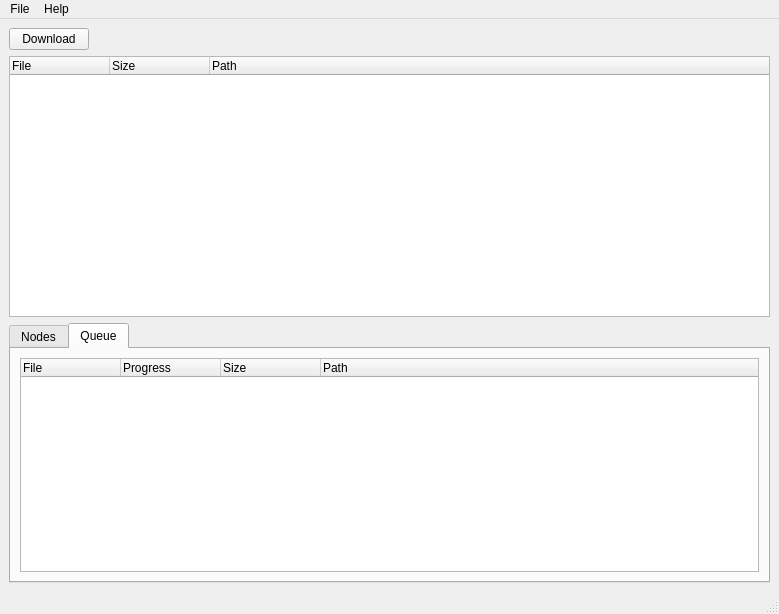
Old version of the form ui/main_alt.ui in the repository j0z/Crescendo.
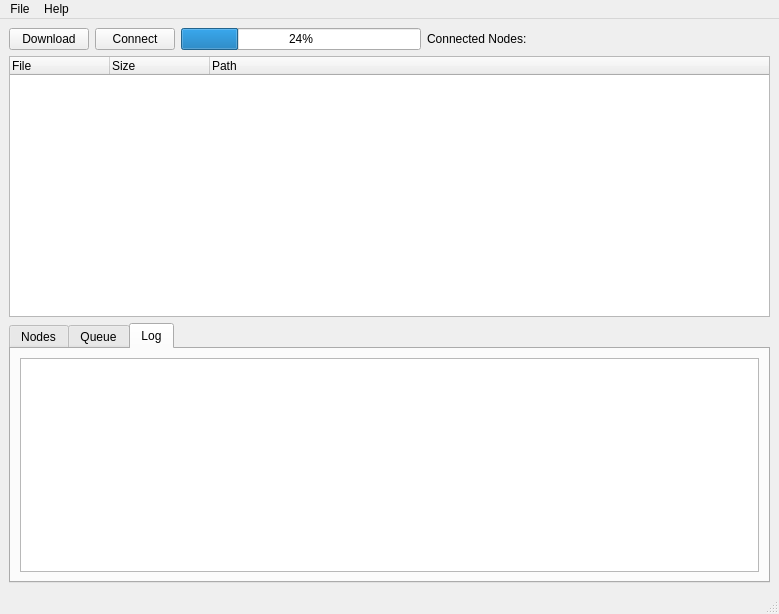
New version of the form.

```diff
--- a/ui/main_alt.ui
+++ b/ui/main_alt.ui
@@ -29,6 +29,27 @@
           </property>
          </widget>
         </item>
+        <item>
+         <widget class="QPushButton" name="btn_connect">
+          <property name="text">
+           <string>Connect</string>
+          </property>
+         </widget>
+        </item>
+        <item>
+         <widget class="QProgressBar" name="prg_download">
+          <property name="value">
+           <number>24</number>
+          </property>
+         </widget>
+        </item>
+        <item>
+         <widget class="QLabel" name="lab_connected_nodes">
+          <property name="text">
+           <string>Connected Nodes: </string>
+          </property>
+         </widget>
+        </item>
         <item>
          <spacer name="horizontalSpacer">
           <property name="orientation">
@@ -47,7 +68,7 @@
       <item row="3" column="0">
        <widget class="QTabWidget" name="tabWidget">
         <property name="currentIndex">
-         <number>1</number>
+         <number>2</number>
         </property>
         <widget class="QWidget" name="tab">
          <attribute name="title">
@@ -104,6 +125,20 @@
           </item>
          </layout>
         </widget>
+        <widget class="QWidget" name="tab_3">
+         <attribute name="title">
+          <string>Log</string>
+         </attribute>
+         <layout class="QGridLayout" name="gridLayout_7">
+          <item row="0" column="0">
+           <layout class="QGridLayout" name="gridLayout_6">
+            <item row="0" column="0">
+             <widget class="QListWidget" name="lst_log"/>
+            </item>
+           </layout>
+          </item>
+         </layout>
+        </widget>
        </widget>
       </item>
       <item row="2" column="0">
```
Left out of the diff: 6 changed lines with no effect on the pictures.
